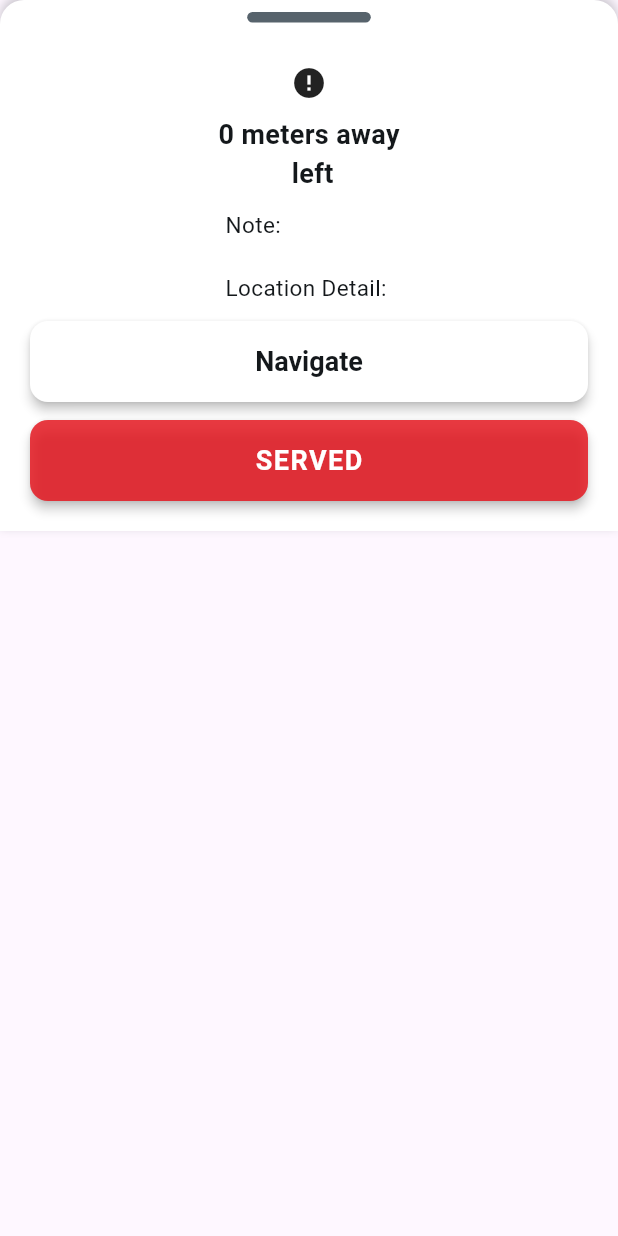
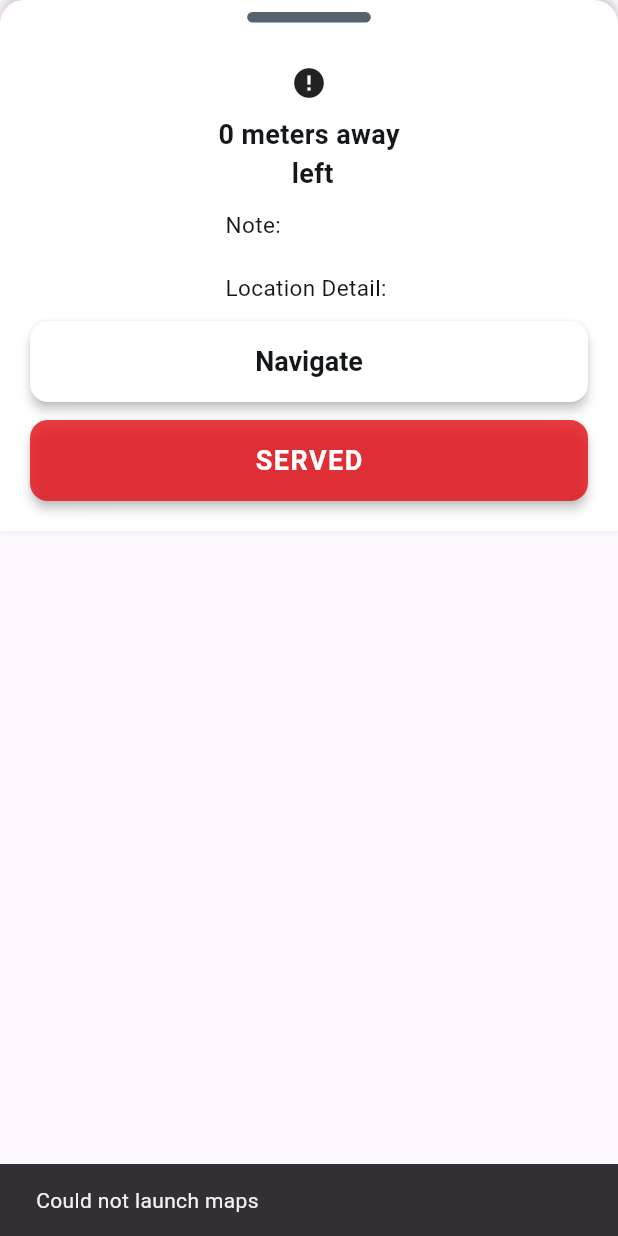
Before and after one commit to rafeywaleed/Kindmap, a Flutter app: the PinBox widget shown alone on an empty page, opened directly with empty values, after a tap on "Navigate", on a phone screen of 412 x 824 dp. Run offline on Flutter 3.47's test engine with Material 3 defaults, Android fonts, the phone set to English and light mode, and no system bars; our stand-ins replace auto_size_text, cached_network_image, camera, cloud_firestore, firebase_auth, firebase_core and 17 more; accounts and stored records are empty; Roboto replaces fonts that are missing (Readex Pro).

Commit message:
new google maps API added

```diff
--- a/lib/widgets/pin_box.dart
+++ b/lib/widgets/pin_box.dart
@@ -51,12 +51,22 @@ class _PinBoxState extends State<PinBox> {
   }
 
   Future<void> _navigateToLocation() async {
-    final url =
-        'https://www.google.com/maps/dir/?api=1&destination=${widget.latitude},${widget.longitude}';
-    if (await canLaunch(url)) {
-      await launch(url);
+    Uri url = Uri.parse(
+      'https://www.google.com/maps/dir/?api=1&destination=${widget.latitude},${widget.longitude}',
+    );
+
+    if (await canLaunchUrl(url)) {
+      await launchUrl(url, mode: LaunchMode.externalApplication);
     } else {
-      print('Could not launch $url');
+      url = Uri.parse(
+          'https://www.google.com/maps/dir//${widget.latitude},${widget.longitude}/@${widget.latitude},${widget.longitude}');
+      if (await canLaunchUrl(url)) {
+        await launchUrl(url, mode: LaunchMode.externalApplication);
+      } else {
+        ScaffoldMessenger.of(context).showSnackBar(
+          const SnackBar(content: Text('Could not launch maps')),
+        );
+      }
     }
   }
 
```
Also changed, not shown: 5 other files.
